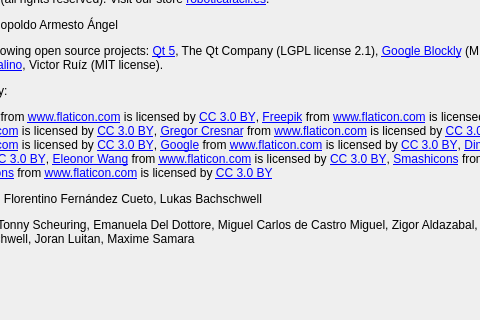
Old version of the form src/aboutdialog.ui in the repository roboticafacil/facilino; both pictures show x 85 to 565 and y 384 to 704 of the 798 by 704 pixel window.
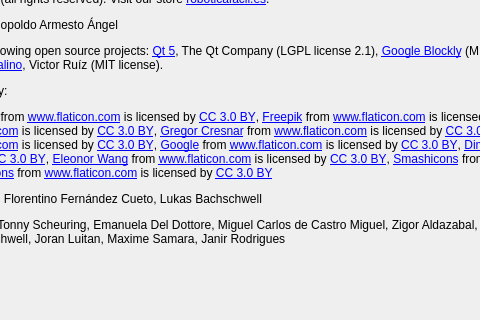
New version of the form. Icons and pictures are not drawn.

Commit message: modified:   roboblocks/html/Facilino.html 	modified:   roboblocks/html/FacilinoTranslate.html 	modified:   roboblocks/html/doc/ca-ES/about.html 	modified:   roboblocks/html/doc/en-GB/about.html 	modified:   roboblocks/html/doc/es-ES/about.html 	new file:   roboblocks/html/doc/examples/dyor_bPED_demo.bly 	new file:   roboblocks/html/doc/examples/dyor_bPED_demo_simple.bly 	modified:   roboblocks/html/lang/facilino_pt-PT.json 	new file:   roboblocks/html/lang/facilino_sv-SE.json 	modified:   roboblocks/html/roboblocks.js 	modified:   src/aboutdialog.ui

Diff of the .ui file:
```diff
--- a/src/aboutdialog.ui
+++ b/src/aboutdialog.ui
@@ -39,7 +39,7 @@
    <item>
     <widget class="QLabel" name="label_4">
      <property name="text">
-      <string>&lt;html&gt;&lt;head/&gt;&lt;body&gt;&lt;p&gt;Facilino 1.4.0 (all rights reserved). Visit our store &lt;a href=&quot;https://roboticafacil.es&quot;&gt;&lt;span style=&quot; text-decoration: underline; color:#0000ff;&quot;&gt;roboticafacil.es&lt;/span&gt;&lt;/a&gt;.&lt;/p&gt;&lt;p&gt;Developer: Leopoldo Armesto Ángel&lt;/p&gt;&lt;p&gt;It uses the following open source projects: &lt;a href=&quot;http://www.qt.io/&quot;&gt;&lt;span style=&quot; text-decoration: underline; color:#0000ff;&quot;&gt;Qt 5&lt;/span&gt;&lt;/a&gt;, The Qt Company (LGPL license 2.1), &lt;a href=&quot;https://developers.google.com/blockly/&quot;&gt;&lt;span style=&quot; text-decoration: underline; color:#0000ff;&quot;&gt;Google Blockly&lt;/span&gt;&lt;/a&gt; (MIT license), &lt;a href=&quot;https://github.com/bq/roboblocks&quot;&gt;&lt;span style=&quot; text-decoration: underline; color:#0000ff;&quot;&gt;Roboblocks&lt;/span&gt;&lt;/a&gt;, bq (LGPL license), &lt;a href=&quot;http://visualino.net&quot;&gt;&lt;span style=&quot; text-decoration: underline; color:#0000ff;&quot;&gt;Visualino&lt;/span&gt;&lt;/a&gt;, Victor Ruíz (MIT license).&lt;/p&gt;&lt;p&gt;Icons made by:&lt;/p&gt;&lt;p&gt;&lt;a href=&quot; http://www.flaticon.com/authors/madebyoliver&quot;&gt;&lt;span style=&quot; text-decoration: underline; color:#0000ff;&quot;&gt;Madebyoliver&lt;/span&gt;&lt;/a&gt; from &lt;a href=&quot; http://www.flaticon.com&quot;&gt;&lt;span style=&quot; text-decoration: underline; color:#0000ff;&quot;&gt;www.flaticon.com&lt;/span&gt;&lt;/a&gt; is licensed by &lt;a href=&quot;http://creativecommons.org/licenses/by/3.0/&quot;&gt;&lt;span style=&quot; text-decoration: underline; color:#0000ff;&quot;&gt;CC 3.0 BY&lt;/span&gt;&lt;/a&gt;, &lt;a href=&quot;http://www.freepik.com&quot;&gt;&lt;span style=&quot; text-decoration: underline; color:#0000ff;&quot;&gt;Freepik&lt;/span&gt;&lt;/a&gt; from &lt;a href=&quot; http://www.flaticon.com&quot;&gt;&lt;span style=&quot; text-decoration: underline; color:#0000ff;&quot;&gt;www.flaticon.com&lt;/span&gt;&lt;/a&gt; is licensed by &lt;a href=&quot;http://creativecommons.org/licenses/by/3.0/&quot;&gt;&lt;span style=&quot; text-decoration: underline; color:#0000ff;&quot;&gt;CC 3.0 BY&lt;/span&gt;&lt;/a&gt;, &lt;a href=&quot;http://www.flaticon.com/authors/plainicon&quot;&gt;&lt;span style=&quot; text-decoration: underline; color:#0000ff;&quot;&gt;Plainicon&lt;/span&gt;&lt;/a&gt; from &lt;a href=&quot; http://www.flaticon.com&quot;&gt;&lt;span style=&quot; text-decoration: underline; color:#0000ff;&quot;&gt;www.flaticon.com&lt;/span&gt;&lt;/a&gt; is licensed by &lt;a href=&quot;http://creativecommons.org/licenses/by/3.0/&quot;&gt;&lt;span style=&quot; text-decoration: underline; color:#0000ff;&quot;&gt;CC 3.0 BY&lt;/span&gt;&lt;/a&gt;, &lt;a href=&quot;http://www.flaticon.com/authors/gregor-cresnar&quot;&gt;&lt;span style=&quot; text-decoration: underline; color:#0000ff;&quot;&gt;Gregor Cresnar&lt;/span&gt;&lt;/a&gt; from &lt;a href=&quot; http://www.flaticon.com&quot;&gt;&lt;span style=&quot; text-decoration: underline; color:#0000ff;&quot;&gt;www.flaticon.com&lt;/span&gt;&lt;/a&gt; is licensed by &lt;a href=&quot;http://creativecommons.org/licenses/by/3.0/&quot;&gt;&lt;span style=&quot; text-decoration: underline; color:#0000ff;&quot;&gt;CC 3.0 BY&lt;/span&gt;&lt;/a&gt;, &lt;a href=&quot;http://www.flaticon.com/authors/vectors-market&quot;&gt;&lt;span style=&quot; text-decoration: underline; color:#0000ff;&quot;&gt;Vectors Market&lt;/span&gt;&lt;/a&gt; from &lt;a href=&quot; http://www.flaticon.com&quot;&gt;&lt;span style=&quot; text-decoration: underline; color:#0000ff;&quot;&gt;www.flaticon.com&lt;/span&gt;&lt;/a&gt; is licensed by &lt;a href=&quot;http://creativecommons.org/licenses/by/3.0/&quot;&gt;&lt;span style=&quot; text-decoration: underline; color:#0000ff;&quot;&gt;CC 3.0 BY&lt;/span&gt;&lt;/a&gt;, &lt;a href=&quot; http://www.flaticon.com/authors/google&quot;&gt;&lt;span style=&quot; text-decoration: underline; color:#0000ff;&quot;&gt;Google&lt;/span&gt;&lt;/a&gt; from &lt;a href=&quot; http://www.flaticon.com&quot;&gt;&lt;span style=&quot; text-decoration: underline; color:#0000ff;&quot;&gt;www.flaticon.com&lt;/span&gt;&lt;/a&gt; is licensed by &lt;a href=&quot;http://creativecommons.org/licenses/by/3.0/&quot;&gt;&lt;span style=&quot; text-decoration: underline; color:#0000ff;&quot;&gt;CC 3.0 BY&lt;/span&gt;&lt;/a&gt;, &lt;a href=&quot;http://www.flaticon.com/authors/dimitry-miroliubov&quot;&gt;&lt;span style=&quot; text-decoration: underline; color:#0000ff;&quot;&gt;Dimitry Miroliubov&lt;/span&gt;&lt;/a&gt; from &lt;a href=&quot;http://www.flaticon.com&quot;&gt;&lt;span style=&quot; text-decoration: underline; color:#0000ff;&quot;&gt;www.flaticon.com&lt;/span&gt;&lt;/a&gt; is licensed by &lt;a href=&quot;http://creativecommons.org/licenses/by/3.0/&quot;&gt;&lt;span style=&quot; text-decoration: underline; color:#0000ff;&quot;&gt;CC 3.0 BY&lt;/span&gt;&lt;/a&gt;, &lt;a href=&quot; https://www.flaticon.com/authors/eleonor-wang&quot;&gt;&lt;span style=&quot; text-decoration: underline; color:#0000ff;&quot;&gt;Eleonor Wang&lt;/span&gt;&lt;/a&gt; from &lt;a href=&quot;http://www.flaticon.com&quot;&gt;&lt;span style=&quot; text-decoration: underline; color:#0000ff;&quot;&gt;www.flaticon.com&lt;/span&gt;&lt;/a&gt; is licensed by &lt;a href=&quot;http://creativecommons.org/licenses/by/3.0/&quot;&gt;&lt;span style=&quot; text-decoration: underline; color:#0000ff;&quot;&gt;CC 3.0 BY&lt;/span&gt;&lt;/a&gt;, &lt;a href=&quot;https://www.flaticon.com/authors/smashicons&quot;&gt;&lt;span style=&quot; text-decoration: underline; color:#0000ff;&quot;&gt;Smashicons&lt;/span&gt;&lt;/a&gt; from &lt;a href=&quot;http://www.flaticon.com&quot;&gt;&lt;span style=&quot; text-decoration: underline; color:#0000ff;&quot;&gt;www.flaticon.com&lt;/span&gt;&lt;/a&gt; is licensed by &lt;a href=&quot;http://creativecommons.org/licenses/by/3.0/&quot;&gt;&lt;span style=&quot; text-decoration: underline; color:#0000ff;&quot;&gt;CC 3.0 BY&lt;/span&gt;&lt;/a&gt;, &lt;a href=&quot;https://www.flaticon.com/authors/those-icons&quot;&gt;&lt;span style=&quot; text-decoration: underline; color:#0000ff;&quot;&gt;Those Icons&lt;/span&gt;&lt;/a&gt; from &lt;a href=&quot;http://www.flaticon.com&quot;&gt;&lt;span style=&quot; text-decoration: underline; color:#0000ff;&quot;&gt;www.flaticon.com&lt;/span&gt;&lt;/a&gt; is licensed by &lt;a href=&quot;http://creativecommons.org/licenses/by/3.0/&quot;&gt;&lt;span style=&quot; text-decoration: underline; color:#0000ff;&quot;&gt;CC 3.0 BY&lt;/span&gt;&lt;/a&gt;&lt;/p&gt;&lt;p&gt;Collaborators: Florentino Fernández Cueto, Lukas Bachschwell&lt;/p&gt;&lt;p&gt;Translations: Tonny Scheuring, Emanuela Del Dottore, Miguel Carlos de Castro Miguel, Zigor Aldazabal, Aske Klok, Joao Moura,Ruslan Bondar, Lukas Bachschwell, Joran Luitan, Maxime Samara&lt;/p&gt;&lt;/body&gt;&lt;/html&gt;</string>
+      <string>&lt;html&gt;&lt;head/&gt;&lt;body&gt;&lt;p&gt;Facilino 1.4.0 (all rights reserved). Visit our store &lt;a href=&quot;https://roboticafacil.es&quot;&gt;&lt;span style=&quot; text-decoration: underline; color:#0000ff;&quot;&gt;roboticafacil.es&lt;/span&gt;&lt;/a&gt;.&lt;/p&gt;&lt;p&gt;Developer: Leopoldo Armesto Ángel&lt;/p&gt;&lt;p&gt;It uses the following open source projects: &lt;a href=&quot;http://www.qt.io/&quot;&gt;&lt;span style=&quot; text-decoration: underline; color:#0000ff;&quot;&gt;Qt 5&lt;/span&gt;&lt;/a&gt;, The Qt Company (LGPL license 2.1), &lt;a href=&quot;https://developers.google.com/blockly/&quot;&gt;&lt;span style=&quot; text-decoration: underline; color:#0000ff;&quot;&gt;Google Blockly&lt;/span&gt;&lt;/a&gt; (MIT license), &lt;a href=&quot;https://github.com/bq/roboblocks&quot;&gt;&lt;span style=&quot; text-decoration: underline; color:#0000ff;&quot;&gt;Roboblocks&lt;/span&gt;&lt;/a&gt;, bq (LGPL license), &lt;a href=&quot;http://visualino.net&quot;&gt;&lt;span style=&quot; text-decoration: underline; color:#0000ff;&quot;&gt;Visualino&lt;/span&gt;&lt;/a&gt;, Victor Ruíz (MIT license).&lt;/p&gt;&lt;p&gt;Icons made by:&lt;/p&gt;&lt;p&gt;&lt;a href=&quot; http://www.flaticon.com/authors/madebyoliver&quot;&gt;&lt;span style=&quot; text-decoration: underline; color:#0000ff;&quot;&gt;Madebyoliver&lt;/span&gt;&lt;/a&gt; from &lt;a href=&quot; http://www.flaticon.com&quot;&gt;&lt;span style=&quot; text-decoration: underline; color:#0000ff;&quot;&gt;www.flaticon.com&lt;/span&gt;&lt;/a&gt; is licensed by &lt;a href=&quot;http://creativecommons.org/licenses/by/3.0/&quot;&gt;&lt;span style=&quot; text-decoration: underline; color:#0000ff;&quot;&gt;CC 3.0 BY&lt;/span&gt;&lt;/a&gt;, &lt;a href=&quot;http://www.freepik.com&quot;&gt;&lt;span style=&quot; text-decoration: underline; color:#0000ff;&quot;&gt;Freepik&lt;/span&gt;&lt;/a&gt; from &lt;a href=&quot; http://www.flaticon.com&quot;&gt;&lt;span style=&quot; text-decoration: underline; color:#0000ff;&quot;&gt;www.flaticon.com&lt;/span&gt;&lt;/a&gt; is licensed by &lt;a href=&quot;http://creativecommons.org/licenses/by/3.0/&quot;&gt;&lt;span style=&quot; text-decoration: underline; color:#0000ff;&quot;&gt;CC 3.0 BY&lt;/span&gt;&lt;/a&gt;, &lt;a href=&quot;http://www.flaticon.com/authors/plainicon&quot;&gt;&lt;span style=&quot; text-decoration: underline; color:#0000ff;&quot;&gt;Plainicon&lt;/span&gt;&lt;/a&gt; from &lt;a href=&quot; http://www.flaticon.com&quot;&gt;&lt;span style=&quot; text-decoration: underline; color:#0000ff;&quot;&gt;www.flaticon.com&lt;/span&gt;&lt;/a&gt; is licensed by &lt;a href=&quot;http://creativecommons.org/licenses/by/3.0/&quot;&gt;&lt;span style=&quot; text-decoration: underline; color:#0000ff;&quot;&gt;CC 3.0 BY&lt;/span&gt;&lt;/a&gt;, &lt;a href=&quot;http://www.flaticon.com/authors/gregor-cresnar&quot;&gt;&lt;span style=&quot; text-decoration: underline; color:#0000ff;&quot;&gt;Gregor Cresnar&lt;/span&gt;&lt;/a&gt; from &lt;a href=&quot; http://www.flaticon.com&quot;&gt;&lt;span style=&quot; text-decoration: underline; color:#0000ff;&quot;&gt;www.flaticon.com&lt;/span&gt;&lt;/a&gt; is licensed by &lt;a href=&quot;http://creativecommons.org/licenses/by/3.0/&quot;&gt;&lt;span style=&quot; text-decoration: underline; color:#0000ff;&quot;&gt;CC 3.0 BY&lt;/span&gt;&lt;/a&gt;, &lt;a href=&quot;http://www.flaticon.com/authors/vectors-market&quot;&gt;&lt;span style=&quot; text-decoration: underline; color:#0000ff;&quot;&gt;Vectors Market&lt;/span&gt;&lt;/a&gt; from &lt;a href=&quot; http://www.flaticon.com&quot;&gt;&lt;span style=&quot; text-decoration: underline; color:#0000ff;&quot;&gt;www.flaticon.com&lt;/span&gt;&lt;/a&gt; is licensed by &lt;a href=&quot;http://creativecommons.org/licenses/by/3.0/&quot;&gt;&lt;span style=&quot; text-decoration: underline; color:#0000ff;&quot;&gt;CC 3.0 BY&lt;/span&gt;&lt;/a&gt;, &lt;a href=&quot; http://www.flaticon.com/authors/google&quot;&gt;&lt;span style=&quot; text-decoration: underline; color:#0000ff;&quot;&gt;Google&lt;/span&gt;&lt;/a&gt; from &lt;a href=&quot; http://www.flaticon.com&quot;&gt;&lt;span style=&quot; text-decoration: underline; color:#0000ff;&quot;&gt;www.flaticon.com&lt;/span&gt;&lt;/a&gt; is licensed by &lt;a href=&quot;http://creativecommons.org/licenses/by/3.0/&quot;&gt;&lt;span style=&quot; text-decoration: underline; color:#0000ff;&quot;&gt;CC 3.0 BY&lt;/span&gt;&lt;/a&gt;, &lt;a href=&quot;http://www.flaticon.com/authors/dimitry-miroliubov&quot;&gt;&lt;span style=&quot; text-decoration: underline; color:#0000ff;&quot;&gt;Dimitry Miroliubov&lt;/span&gt;&lt;/a&gt; from &lt;a href=&quot;http://www.flaticon.com&quot;&gt;&lt;span style=&quot; text-decoration: underline; color:#0000ff;&quot;&gt;www.flaticon.com&lt;/span&gt;&lt;/a&gt; is licensed by &lt;a href=&quot;http://creativecommons.org/licenses/by/3.0/&quot;&gt;&lt;span style=&quot; text-decoration: underline; color:#0000ff;&quot;&gt;CC 3.0 BY&lt;/span&gt;&lt;/a&gt;, &lt;a href=&quot; https://www.flaticon.com/authors/eleonor-wang&quot;&gt;&lt;span style=&quot; text-decoration: underline; color:#0000ff;&quot;&gt;Eleonor Wang&lt;/span&gt;&lt;/a&gt; from &lt;a href=&quot;http://www.flaticon.com&quot;&gt;&lt;span style=&quot; text-decoration: underline; color:#0000ff;&quot;&gt;www.flaticon.com&lt;/span&gt;&lt;/a&gt; is licensed by &lt;a href=&quot;http://creativecommons.org/licenses/by/3.0/&quot;&gt;&lt;span style=&quot; text-decoration: underline; color:#0000ff;&quot;&gt;CC 3.0 BY&lt;/span&gt;&lt;/a&gt;, &lt;a href=&quot;https://www.flaticon.com/authors/smashicons&quot;&gt;&lt;span style=&quot; text-decoration: underline; color:#0000ff;&quot;&gt;Smashicons&lt;/span&gt;&lt;/a&gt; from &lt;a href=&quot;http://www.flaticon.com&quot;&gt;&lt;span style=&quot; text-decoration: underline; color:#0000ff;&quot;&gt;www.flaticon.com&lt;/span&gt;&lt;/a&gt; is licensed by &lt;a href=&quot;http://creativecommons.org/licenses/by/3.0/&quot;&gt;&lt;span style=&quot; text-decoration: underline; color:#0000ff;&quot;&gt;CC 3.0 BY&lt;/span&gt;&lt;/a&gt;, &lt;a href=&quot;https://www.flaticon.com/authors/those-icons&quot;&gt;&lt;span style=&quot; text-decoration: underline; color:#0000ff;&quot;&gt;Those Icons&lt;/span&gt;&lt;/a&gt; from &lt;a href=&quot;http://www.flaticon.com&quot;&gt;&lt;span style=&quot; text-decoration: underline; color:#0000ff;&quot;&gt;www.flaticon.com&lt;/span&gt;&lt;/a&gt; is licensed by &lt;a href=&quot;http://creativecommons.org/licenses/by/3.0/&quot;&gt;&lt;span style=&quot; text-decoration: underline; color:#0000ff;&quot;&gt;CC 3.0 BY&lt;/span&gt;&lt;/a&gt;&lt;/p&gt;&lt;p&gt;Collaborators: Florentino Fernández Cueto, Lukas Bachschwell&lt;/p&gt;&lt;p&gt;Translations: Tonny Scheuring, Emanuela Del Dottore, Miguel Carlos de Castro Miguel, Zigor Aldazabal, Aske Klok, Joao Moura,Ruslan Bondar, Lukas Bachschwell, Joran Luitan, Maxime Samara, Janir Rodrigues&lt;/p&gt;&lt;/body&gt;&lt;/html&gt;</string>
      </property>
      <property name="wordWrap">
       <bool>true</bool>
```
The commit also changes 10 other files.
